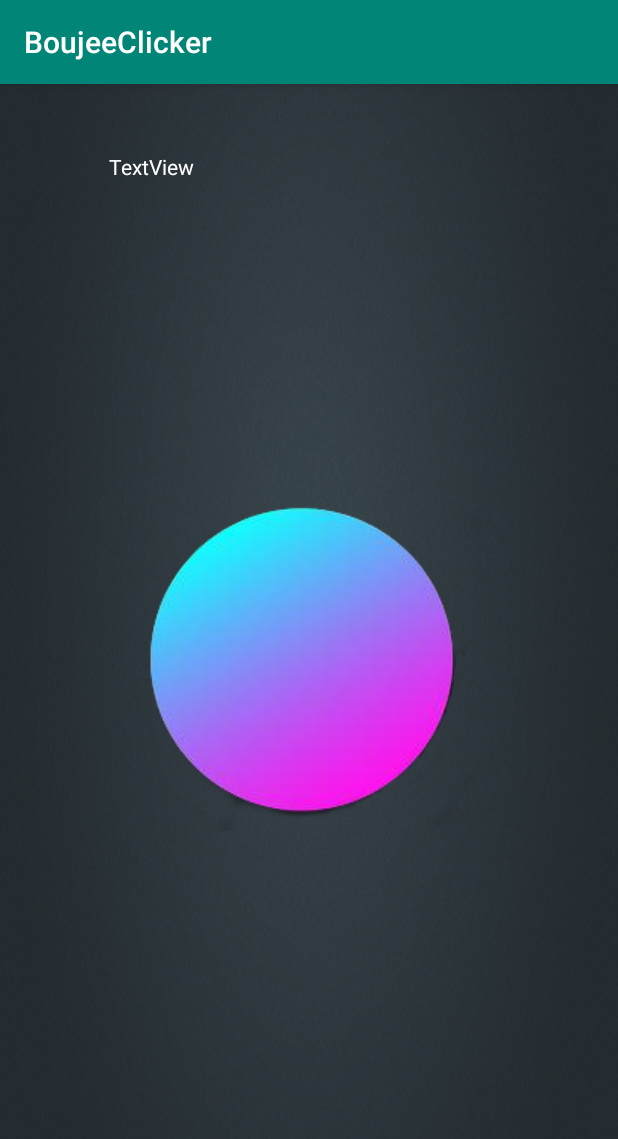
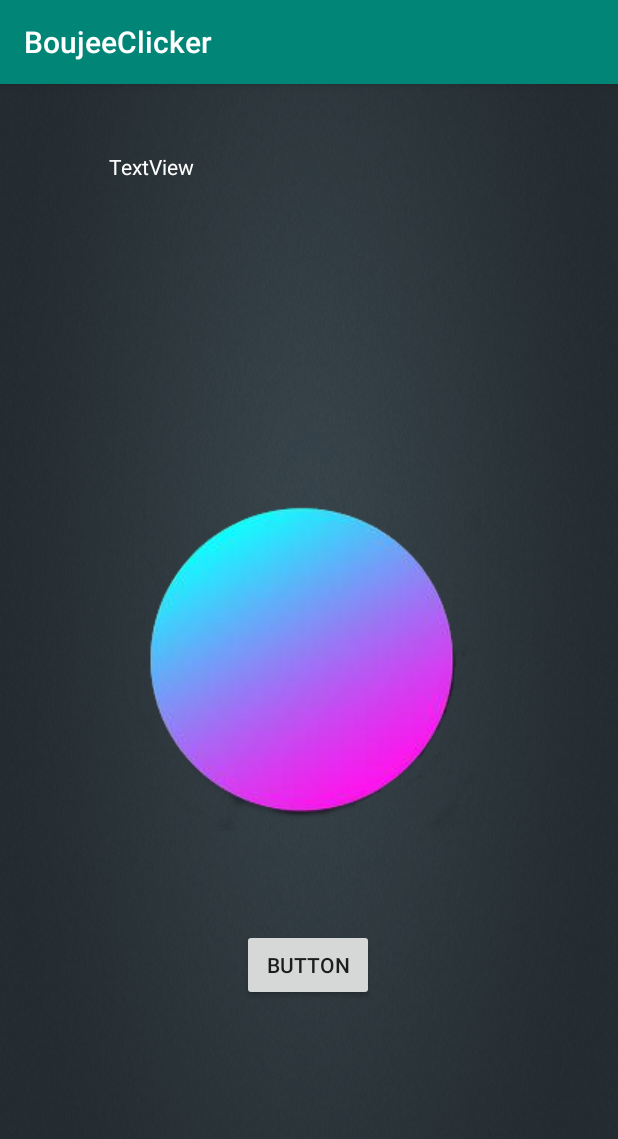
Before and after one commit to ZareebC/BoujeeClicker, an Android app: the screen it shows after launch (MainActivity), on a phone screen of 412 x 824 dp. Shown: the top 1139 px of the screen. Run offline under Robolectric (Android 15) with nearby library versions, the phone set to English and light mode, and no system bars.

Commit message:
Added Second Screen for Upgrades

```diff
--- a/app/src/main/AndroidManifest.xml
+++ b/app/src/main/AndroidManifest.xml
@@ -9,6 +9,7 @@
         android:roundIcon="@mipmap/ic_launcher_round"
         android:supportsRtl="true"
         android:theme="@style/AppTheme">
+        <activity android:name=".UpgradePage"></activity>
         <activity android:name=".MainActivity">
             <intent-filter>
                 <action android:name="android.intent.action.MAIN" />
--- a/app/src/main/java/com/example/boujeeclicker/MainActivity.java
+++ b/app/src/main/java/com/example/boujeeclicker/MainActivity.java
@@ -3,10 +3,12 @@ package com.example.boujeeclicker;
 import androidx.appcompat.app.AppCompatActivity;
 import androidx.constraintlayout.widget.ConstraintLayout;
 
+import android.content.Intent;
 import android.os.Bundle;
 import android.view.View;
 import android.view.animation.Animation;
 import android.view.animation.ScaleAnimation;
+import android.widget.Button;
 import android.widget.ImageView;
 import android.widget.TextView;
 
@@ -16,6 +18,7 @@ public class MainActivity extends AppCompatActivity {
     ImageView circle;
     TextView score;
     TextView incScore;
+    Button upgradeButton;
     AtomicInteger scoreNum;
     ConstraintLayout constraintLayout;
     int clickScore =1;
@@ -27,6 +30,7 @@ public class MainActivity extends AppCompatActivity {
         incScore = new TextView(this);
         incScore.setId(View.generateViewId());
         circle = findViewById(R.id.circle);
+        upgradeButton = findViewById(R.id.upgradeButton);
         score = findViewById(R.id.score);
         constraintLayout = findViewById(R.id.constraint);
         final ScaleAnimation scaleAnimation = new ScaleAnimation(1.0f, 1.5f, 1.0f, 1.5f, Animation.RELATIVE_TO_SELF, .5f, Animation.RELATIVE_TO_SELF, .5f);
@@ -40,5 +44,12 @@ public class MainActivity extends AppCompatActivity {
                 incScore.setText(clickScore+"");
             }
         });
+        upgradeButton.setOnClickListener(new View.OnClickListener() {
+            @Override
+            public void onClick(View v) {
+                Intent intent = new Intent(MainActivity.this, UpgradePage.class);
+                startActivity(intent);
+            }
+        });
     }
 }
--- a/app/src/main/res/layout/activity_main.xml
+++ b/app/src/main/res/layout/activity_main.xml
@@ -29,4 +29,16 @@
         app:layout_constraintStart_toStartOf="parent"
         app:layout_constraintTop_toTopOf="parent"
         app:layout_constraintVertical_bias="0.201" />
+
+    <Button
+        android:id="@+id/upgradeButton"
+        android:layout_width="wrap_content"
+        android:layout_height="wrap_content"
+        android:text="Button"
+        app:layout_constraintBottom_toBottomOf="parent"
+        app:layout_constraintEnd_toEndOf="@+id/circle"
+        app:layout_constraintHorizontal_bias="0.496"
+        app:layout_constraintStart_toStartOf="@+id/circle"
+        app:layout_constraintTop_toBottomOf="@+id/circle"
+        app:layout_constraintVertical_bias="0.294" />
 </androidx.constraintlayout.widget.ConstraintLayout>
--- a/build.gradle
+++ b/build.gradle
@@ -8,7 +8,6 @@ buildscript {
     }
     dependencies {
         classpath 'com.android.tools.build:gradle:3.5.3'
-
         // NOTE: Do not place your application dependencies here; they belong
         // in the individual module build.gradle files
     }
```
